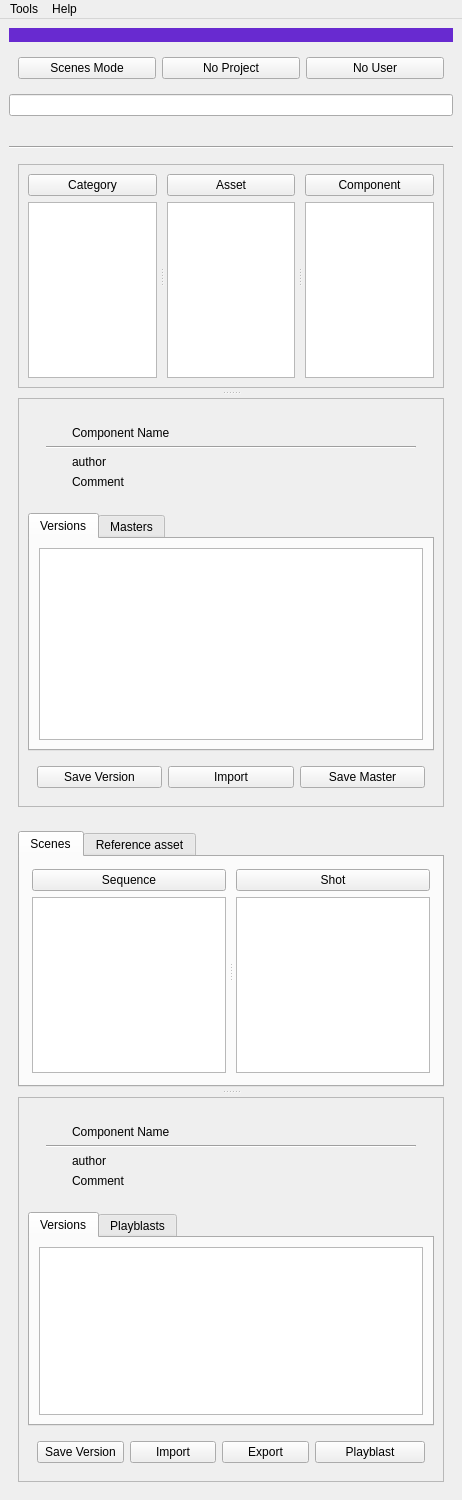
Qt form ui/pipeline_main_UI.ui (liorbenhorin/pipeline) before a commit.
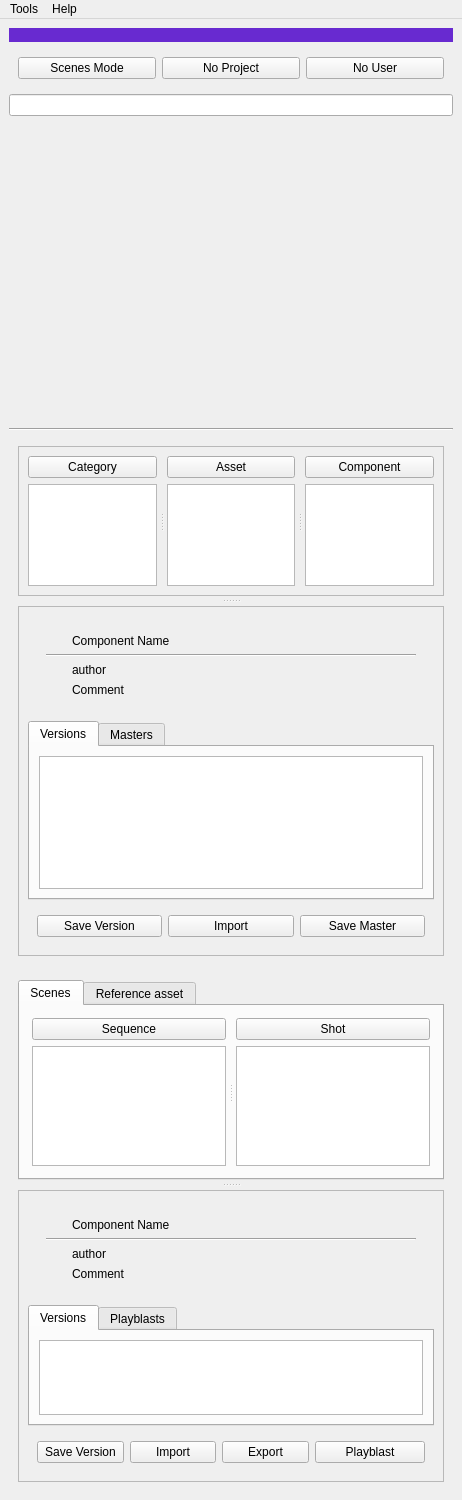
The same form after that commit.

Patch:
```diff
--- a/ui/pipeline_main_UI.ui
+++ b/ui/pipeline_main_UI.ui
@@ -109,6 +109,12 @@
     </item>
     <item>
      <widget class="QWidget" name="treeWidget" native="true">
+      <property name="minimumSize">
+       <size>
+        <width>0</width>
+        <height>300</height>
+       </size>
+      </property>
       <layout class="QVBoxLayout" name="verticalLayout_18"/>
      </widget>
     </item>
```
